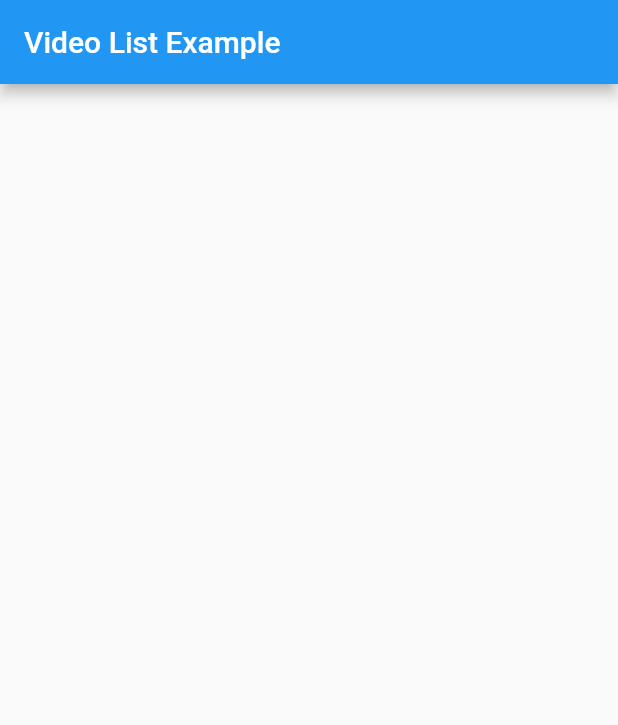
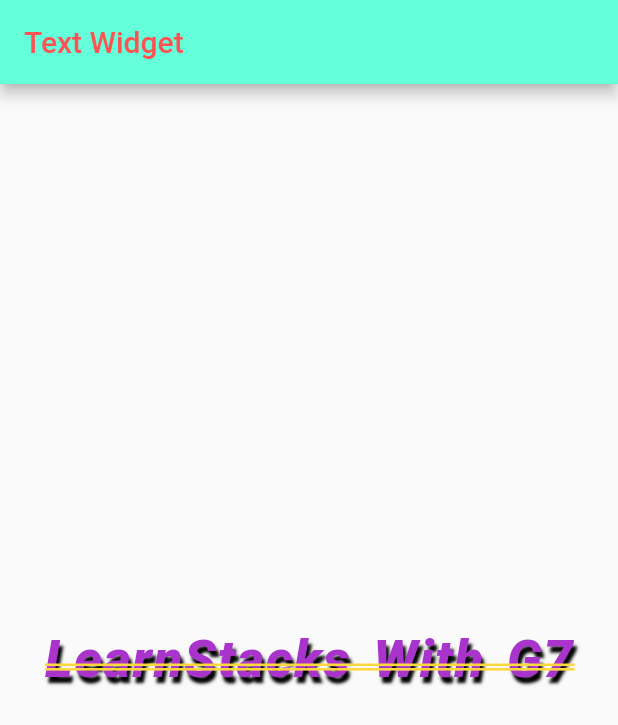
Before and after one commit to Darwin-willware/firstapp, a Flutter app: the screen it shows after launch, on a phone screen of 412 x 824 dp. Shown: the top 725 px of the screen. Run offline on Flutter 3.47's test engine with Material 2 defaults, Android fonts, the phone set to English and light mode, and no system bars; our stand-ins replace chewie, file_picker, image_picker, permission_handler, video_player; missing offline and left inert: appinio_video_player.

Commit message:
text widget

```diff
--- /dev/null
+++ b/lib/flutt_learner/tutor.dart
@@ -0,0 +1,43 @@
+
+import 'package:flutter/material.dart';
+
+class learnToBuild extends StatelessWidget {
+  const learnToBuild({super.key});
+
+  @override
+  Widget build(BuildContext context) {
+    return Scaffold(
+      appBar: AppBar(
+        title: Text("Text Widget",
+        style: TextStyle(
+          color: Colors.redAccent
+        ),),
+        backgroundColor: Colors.tealAccent,
+      ),
+      body: Center(
+        child: Text("LearnStacks With G7",
+        style: TextStyle(
+          fontSize: 35.0,
+          color: Color.fromARGB(255, 168, 52, 204),
+          fontStyle: FontStyle.italic,
+          fontWeight: FontWeight.w900,
+          letterSpacing: 1.0,
+          wordSpacing: 5.0,
+          shadows: [
+            Shadow(
+              color: Colors.black,
+              offset: Offset(2, 4),
+              blurRadius: 2,
+            )
+          ],
+          //decoration: TextDecoration.underline,
+          //decoration: TextDecoration.overline,
+          decoration: TextDecoration.lineThrough,
+          decorationColor: Colors.amberAccent,
+          decorationStyle: TextDecorationStyle.double,
+        ),
+        ),
+      ),
+    );
+  }
+}
--- a/lib/main.dart
+++ b/lib/main.dart
@@ -1,8 +1,5 @@
-import 'package:firstapp/flutt_learner/access_local.dart';
-import 'package:firstapp/flutt_learner/chewyie.dart';
 import 'package:flutter/material.dart';
-import 'package:firstapp/flutt_learner/video_player_page.dart';
-import 'package:firstapp/flutt_learner/get_local_videos.dart';
+import 'package:firstapp/flutt_learner/tutor.dart';
 void main(){
   runApp(const FetchApp());
 }
@@ -21,7 +18,7 @@ class FetchApp extends StatelessWidget{
   Widget build(BuildContext context){
     return const MaterialApp(
       debugShowCheckedModeBanner: false,
-      home: MyLocalVideoGetter(),
+      home: learnToBuild(),
     );
   }
 }
```
